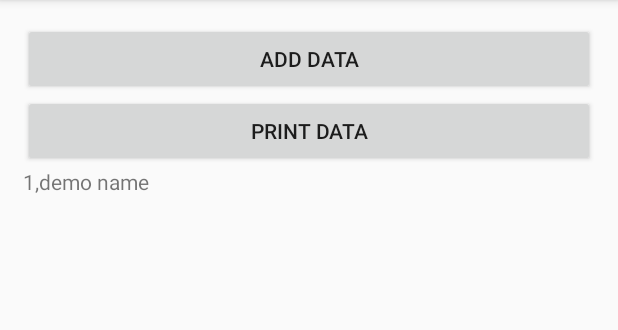
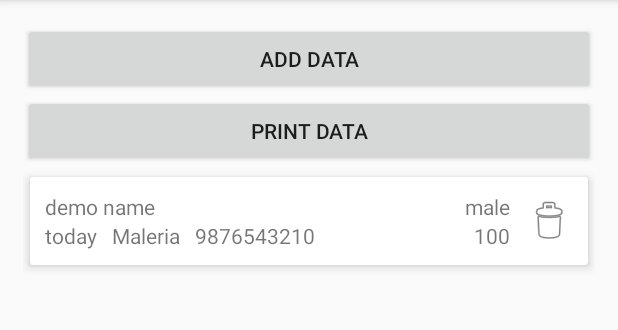
Before and after one commit to lokhandeyogesh7/RoomDemoKotlin, an Android app: the screen it shows after launch (MainActivity), after a tap on "PRINT DATA", on a phone screen of 412 x 824 dp, the part 84-414 px from its top. Run offline under Robolectric (Android 15) with nearby library versions, the phone set to English and light mode, and no system bars; our stand-ins replace Room's generated code.

Commit message:
added recyclerview

```diff
--- a/app/build.gradle
+++ b/app/build.gradle
@@ -40,5 +40,10 @@ dependencies {
 // Room
     implementation "android.arch.persistence.room:runtime:1.1.1"
     kapt "android.arch.persistence.room:compiler:1.1.1"
+    // RecyclerView
+    implementation 'com.android.support:recyclerview-v7:27.1.1'
+
+    // CardView
+    implementation 'com.android.support:cardview-v7:27.1.1'
 
 }
--- a/app/src/main/java/com/example/myapplication/MainActivity.kt
+++ b/app/src/main/java/com/example/myapplication/MainActivity.kt
@@ -1,10 +1,20 @@
 package com.example.myapplication
 
+import android.content.Context
 import android.os.Bundle
 import android.support.v7.app.AppCompatActivity
+import android.support.v7.widget.LinearLayoutManager
+import android.support.v7.widget.RecyclerView
+import android.view.LayoutInflater
+import android.view.View
+import android.view.ViewGroup
+import android.widget.ImageView
+import android.widget.LinearLayout
+import android.widget.TextView
 import com.example.myapplication.room.AppDatabase
 import com.example.myapplication.room.Patient
 import kotlinx.android.synthetic.main.activity_main.*
+import kotlinx.android.synthetic.main.row_data.view.*
 
 class MainActivity : AppCompatActivity() {
 
@@ -20,11 +30,11 @@ class MainActivity : AppCompatActivity() {
 
         btnPrintData.setOnClickListener {
             val data = db.patientDao().getAll()
-            val strBuilder = StringBuilder()
             for (i in 0 until data.size) {
-                strBuilder.append("${data[i].uid},${data[i].patientName}\n")
+                rvData.layoutManager = LinearLayoutManager(this, LinearLayout.VERTICAL, false)
+                val adapter = RecyclerViewAdapter(data as ArrayList<Patient>)
+                rvData.adapter = adapter
             }
-            tvData.text = strBuilder
         }
     }
 
@@ -40,4 +50,50 @@ class MainActivity : AppCompatActivity() {
 
         db.patientDao().insertPatient(patient)
     }
+
+    inner class RecyclerViewAdapter(var data: ArrayList<Patient>) : RecyclerView.Adapter<RecyclerViewAdapter.ViewHolder>() {
+
+        var mContext: Context? = null
+
+        override fun onBindViewHolder(holder: ViewHolder, position: Int) {
+            val dData = data[position]
+            holder.tvPatientName.text = dData.patientName
+            holder.tvGender.text = dData.gender
+            holder.tvDate.text = dData.date
+            holder.tvDisease.text = dData.disease
+            holder.tvMobile.text = dData.mobileNumber
+            holder.tvFees.text = dData.fees.toString()
+
+            holder.ivDelete.setOnClickListener {
+                val db = AppDatabase.getAppDatabase(mContext!!)
+                db.patientDao().deletePatient(dData)
+                data.remove(dData)
+                notifyDataSetChanged()
+            }
+        }
+
+        inner class ViewHolder(itemView: View) : RecyclerView.ViewHolder(itemView) {
+            val tvPatientName = itemView.findViewById<TextView>(R.id.tvPatientName)
+            val tvGender = itemView.findViewById<TextView>(R.id.tvGender)
+            val tvDate = itemView.findViewById<TextView>(R.id.tvDate)
+            val tvDisease = itemView.findViewById<TextView>(R.id.tvDisease)
+            val tvMobile = itemView.findViewById<TextView>(R.id.tvMobile)
+            val tvFees = itemView.findViewById<TextView>(R.id.tvFees)
+            val ivDelete = itemView.findViewById<ImageView>(R.id.ivDelete)
+
+        }
+
+        override fun onCreateViewHolder(parent: ViewGroup, viewType: Int): ViewHolder {
+            mContext = parent.context
+            val itemView = LayoutInflater.from(parent.context)
+                    .inflate(R.layout.row_data, parent, false)
+
+
+            return ViewHolder(itemView)
+        }
+
+        override fun getItemCount(): Int {
+            return data.size
+        }
+    }
 }
--- a/app/src/main/java/com/example/myapplication/room/PatientDao.kt
+++ b/app/src/main/java/com/example/myapplication/room/PatientDao.kt
@@ -1,6 +1,7 @@
 package com.example.myapplication.room
 
 import android.arch.persistence.room.Dao
+import android.arch.persistence.room.Delete
 import android.arch.persistence.room.Insert
 import android.arch.persistence.room.Query
 
@@ -14,4 +15,7 @@ interface PatientDao {
     @Insert
     fun insertPatient(patient: Patient)
 
+    @Delete
+    fun deletePatient(patient: Patient)
+
 }
--- a/app/src/main/res/layout/activity_main.xml
+++ b/app/src/main/res/layout/activity_main.xml
@@ -15,17 +15,11 @@
         android:id="@+id/btnPrintData"
         android:layout_width="match_parent"
         android:layout_height="wrap_content"
-        android:text="PRINT DATA"/>
+        android:text="PRINT DATA" />
 
-    <ScrollView
+    <android.support.v7.widget.RecyclerView
+        android:id="@+id/rvData"
         android:layout_width="match_parent"
-        android:layout_height="wrap_content">
-
-    <TextView
-        android:layout_width="match_parent"
-        android:layout_height="wrap_content"
-        android:scrollbars="vertical"
-        android:id="@+id/tvData"/>
-    </ScrollView>
+        android:layout_height="wrap_content" />
 
 </LinearLayout>
--- /dev/null
+++ b/app/src/main/res/layout/row_data.xml
@@ -0,0 +1,81 @@
+<?xml version="1.0" encoding="utf-8"?>
+<android.support.v7.widget.CardView xmlns:android="http://schemas.android.com/apk/res/android"
+    xmlns:card_view="http://schemas.android.com/apk/res-auto"
+    android:layout_width="match_parent"
+    android:layout_height="wrap_content"
+    card_view:cardElevation="4dp"
+    card_view:cardUseCompatPadding="true">
+
+    <RelativeLayout
+        android:layout_width="match_parent"
+        android:layout_height="wrap_content"
+        android:padding="10dp">
+
+        <!--<TextView
+            android:id="@+id/tvUid"
+            android:layout_width="wrap_content"
+            android:layout_height="wrap_content"
+            android:text="UID" />-->
+
+        <TextView
+            android:id="@+id/tvPatientName"
+            android:layout_width="wrap_content"
+            android:layout_height="wrap_content"
+            android:text="Name" />
+
+        <TextView
+            android:id="@+id/tvGender"
+            android:layout_width="wrap_content"
+            android:layout_height="wrap_content"
+            android:layout_toStartOf="@+id/ivDelete"
+            android:paddingStart="10dp"
+            android:text="Name" />
+
+        <TextView
+            android:id="@+id/tvDate"
+            android:layout_width="wrap_content"
+            android:layout_height="wrap_content"
+            android:layout_below="@+id/tvPatientName"
+            android:text="Name" />
+
+        <TextView
+            android:id="@+id/tvDisease"
+            android:layout_width="wrap_content"
+            android:layout_height="wrap_content"
+            android:layout_below="@+id/tvPatientName"
+            android:layout_toEndOf="@+id/tvDate"
+            android:paddingStart="10dp"
+            android:text="Name" />
+
+        <TextView
+            android:id="@+id/tvMobile"
+            android:layout_width="wrap_content"
+            android:layout_height="wrap_content"
+            android:layout_below="@+id/tvPatientName"
+            android:layout_toEndOf="@+id/tvDisease"
+            android:paddingStart="10dp"
+            android:text="Name" />
+
+        <TextView
+            android:id="@+id/tvFees"
+            android:layout_width="wrap_content"
+            android:layout_height="wrap_content"
+            android:layout_below="@+id/tvPatientName"
+            android:layout_toStartOf="@+id/ivDelete"
+            android:paddingStart="10dp"
+            android:text="Name" />
+
+        <ImageView
+            android:id="@+id/ivDelete"
+            android:layout_width="wrap_content"
+            android:layout_height="wrap_content"
+            android:layout_alignParentEnd="true"
+            android:layout_centerHorizontal="true"
+            android:layout_centerVertical="true"
+            android:paddingStart="10dp"
+            android:src="@android:drawable/ic_menu_delete" />
+
+    </RelativeLayout>
+
+
+</android.support.v7.widget.CardView>
```
